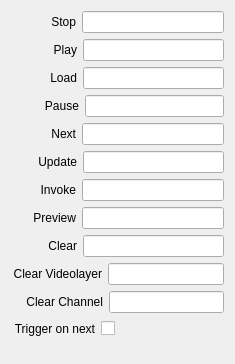
Above: src/Widgets/Inspector/InspectorCustomCommandWidget.ui from CasparCG/client before the change. Below: the same form after it.
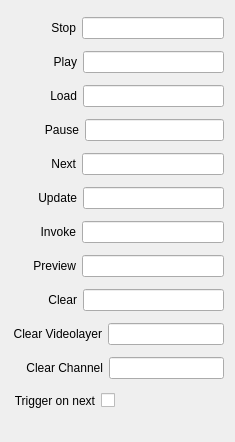
That is the form after the change.

What changed in the file:
```diff
--- a/src/Widgets/Inspector/InspectorCustomCommandWidget.ui
+++ b/src/Widgets/Inspector/InspectorCustomCommandWidget.ui
@@ -7,7 +7,7 @@
     <x>0</x>
     <y>0</y>
     <width>235</width>
-    <height>364</height>
+    <height>442</height>
    </rect>
   </property>
   <property name="sizePolicy">
```
Left out of the diff: 2 changed lines with no effect on the pictures.
